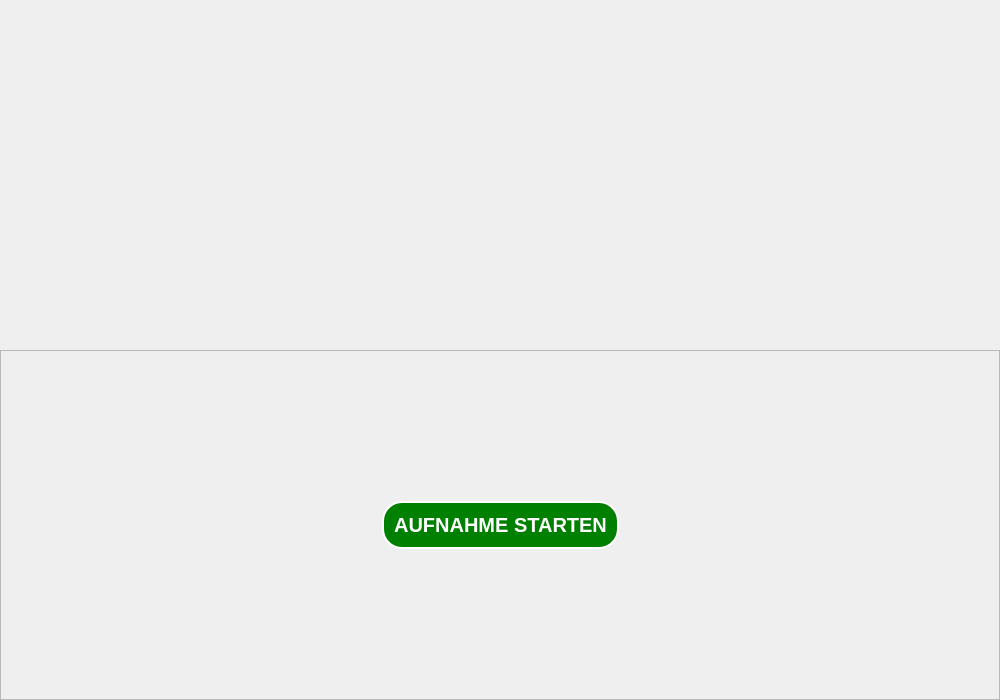
Before: the Qt Designer form fim/gui/fim_dialog.ui in b-lack/qgis-fim-plugin, drawn with Qt 5.
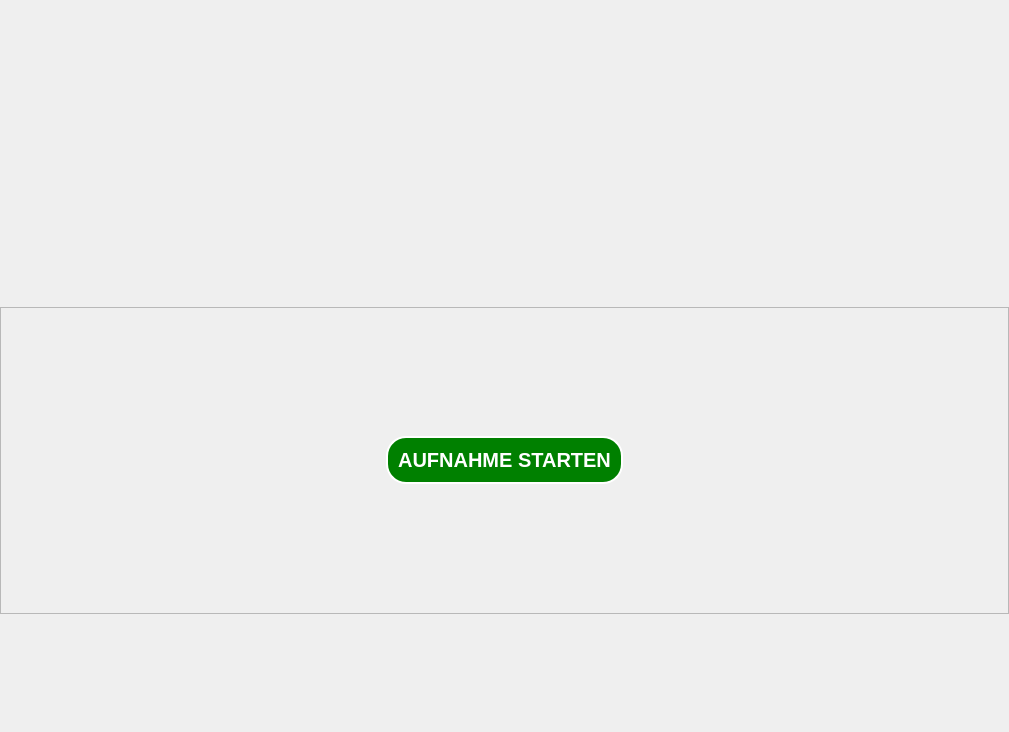
After: the same form once the commit is applied.

What changed in the file:
```diff
--- a/fim/gui/fim_dialog.ui
+++ b/fim/gui/fim_dialog.ui
@@ -6,8 +6,8 @@
    <rect>
     <x>0</x>
     <y>0</y>
-    <width>1000</width>
-    <height>700</height>
+    <width>1009</width>
+    <height>732</height>
    </rect>
   </property>
   <property name="sizePolicy">
@@ -39,7 +39,7 @@
     <number>0</number>
    </property>
    <property name="bottomMargin">
-    <number>0</number>
+    <number>100</number>
    </property>
    <property name="spacing">
     <number>0</number>
@@ -141,8 +141,8 @@
        <rect>
         <x>0</x>
         <y>0</y>
-        <width>998</width>
-        <height>347</height>
+        <width>1007</width>
+        <height>311</height>
        </rect>
       </property>
       <property name="sizePolicy">
@@ -258,15 +258,14 @@
      </widget>
     </widget>
    </item>
-   <item row="1" column="0">
-    <layout class="QVBoxLayout" name="lfbMain">
-     <property name="spacing">
-      <number>0</number>
-     </property>
-     <property name="topMargin">
-      <number>0</number>
-     </property>
-    </layout>
+   <item row="4" column="0">
+    <widget class="QWidget" name="lfbVwmWidget" native="true">
+     <layout class="QGridLayout" name="vwmLayout">
+      <item row="0" column="0">
+       <layout class="QVBoxLayout" name="lfbVwmLayout"/>
+      </item>
+     </layout>
+    </widget>
    </item>
   </layout>
  </widget>
```
Left out of the diff: 10 changed lines with no effect on the pictures.
